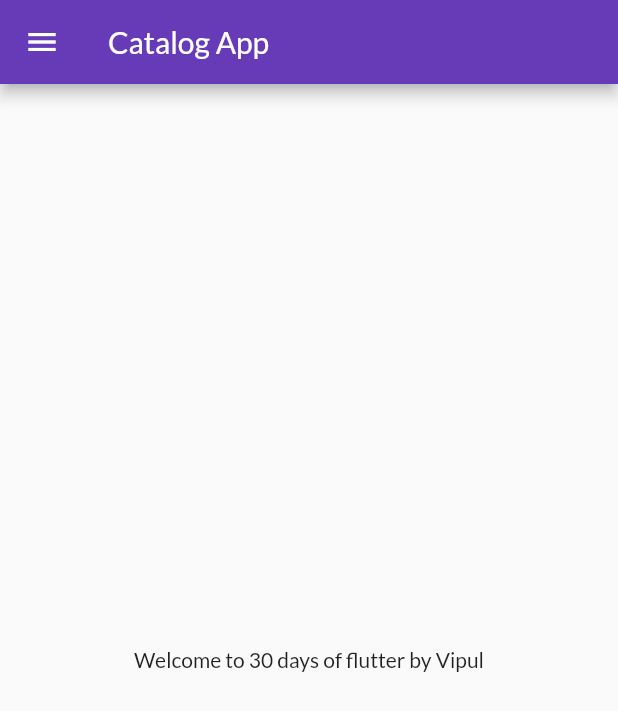
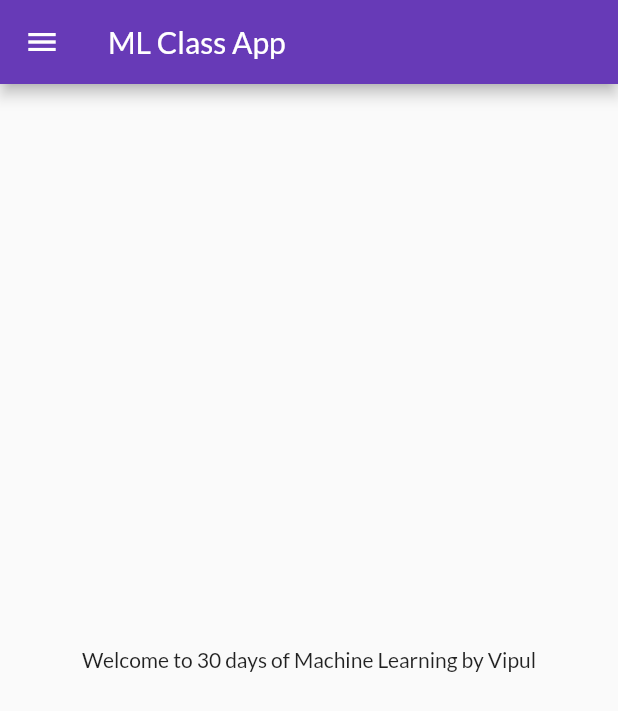
Before and after one commit to tincharlie/LearningFlutter, a Flutter app: the HomePage screen opened by its route, on a phone screen of 412 x 824 dp. Shown: the top 711 px of the screen. Run offline on Flutter 3.47's test engine with Material 2 defaults, Android fonts, the phone set to English and light mode, and no system bars; our stand-ins replace google_fonts.

Commit message:
new Completed

```diff
--- a/lib/Pages/Home_Page.dart
+++ b/lib/Pages/Home_Page.dart
@@ -7,11 +7,11 @@ class HomePage extends StatelessWidget {
   Widget build(BuildContext context) {
     return Scaffold(
       appBar: AppBar(
-        title: Text("Catalog App"),
+        title: Text("ML Class App"),
       ),
       body: Center(
         child: Container(
-          child: Text("Welcome to $days days of flutter by $name"),
+          child: Text("Welcome to $days days of Machine Learning by $name"),
         ),
       ),
       drawer: Drawer(),
```
